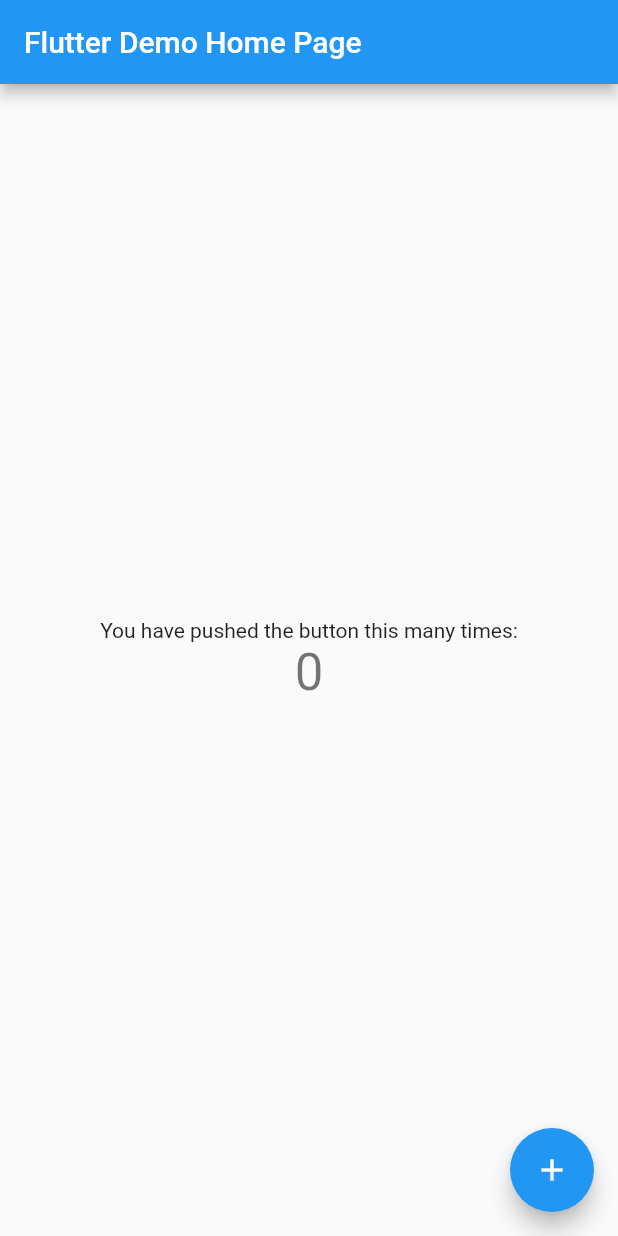
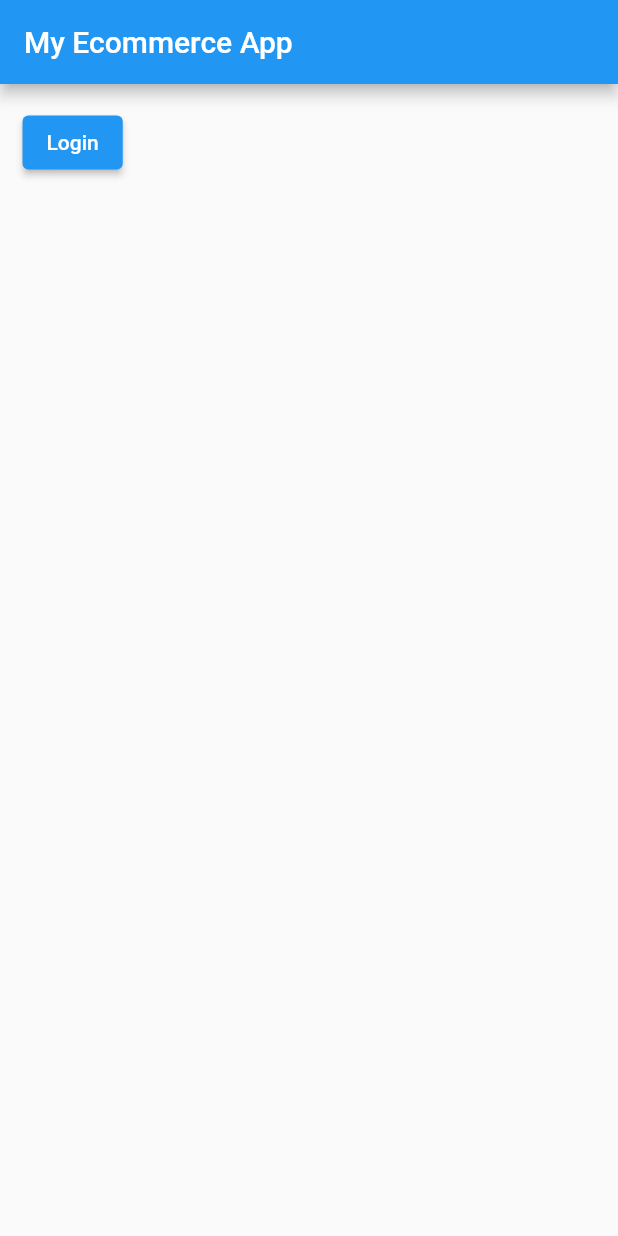
Before and after one commit to payare35/MyEcommerceApp, a Flutter app: the screen it shows after launch, on a phone screen of 412 x 824 dp. Run offline on Flutter 3.47's test engine with Material 2 defaults, Android fonts, the phone set to English and light mode, and no system bars.

Commit message:
login completed

```diff
--- a/lib/main.dart
+++ b/lib/main.dart
@@ -5,109 +5,43 @@ void main() {
 }
 
 class MyApp extends StatelessWidget {
-  // This widget is the root of your application.
+  const MyApp({Key? key}) : super(key: key);
+
   @override
   Widget build(BuildContext context) {
     return MaterialApp(
-      title: 'Flutter Demo',
-      theme: ThemeData(
-        // This is the theme of your application.
-        //
-        // Try running your application with "flutter run". You'll see the
-        // application has a blue toolbar. Then, without quitting the app, try
-        // changing the primarySwatch below to Colors.green and then invoke
-        // "hot reload" (press "r" in the console where you ran "flutter run",
-        // or simply save your changes to "hot reload" in a Flutter IDE).
-        // Notice that the counter didn't reset back to zero; the application
-        // is not restarted.
-        primarySwatch: Colors.blue,
-      ),
-      home: MyHomePage(title: 'Flutter Demo Home Page'),
+      debugShowCheckedModeBanner: false,
+      home: HomePage(),
     );
   }
 }
 
-class MyHomePage extends StatefulWidget {
-  MyHomePage({Key? key, required this.title}) : super(key: key);
-
-  // This widget is the home page of your application. It is stateful, meaning
-  // that it has a State object (defined below) that contains fields that affect
-  // how it looks.
-
-  // This class is the configuration for the state. It holds the values (in this
-  // case the title) provided by the parent (in this case the App widget) and
-  // used by the build method of the State. Fields in a Widget subclass are
-  // always marked "final".
-
-  final String title;
+class HomePage extends StatefulWidget {
+  const HomePage({Key? key}) : super(key: key);
 
   @override
-  _MyHomePageState createState() => _MyHomePageState();
+  _HomePageState createState() => _HomePageState();
 }
 
-class _MyHomePageState extends State<MyHomePage> {
-  int _counter = 0;
-
-  void _incrementCounter() {
-    setState(() {
-      // This call to setState tells the Flutter framework that something has
-      // changed in this State, which causes it to rerun the build method below
-      // so that the display can reflect the updated values. If we changed
-      // _counter without calling setState(), then the build method would not be
-      // called again, and so nothing would appear to happen.
-      _counter++;
-    });
-  }
-
+class _HomePageState extends State<HomePage> {
   @override
   Widget build(BuildContext context) {
-    // This method is rerun every time setState is called, for instance as done
-    // by the _incrementCounter method above.
-    //
-    // The Flutter framework has been optimized to make rerunning build methods
-    // fast, so that you can just rebuild anything that needs updating rather
-    // than having to individually change instances of widgets.
     return Scaffold(
       appBar: AppBar(
-        // Here we take the value from the MyHomePage object that was created by
-        // the App.build method, and use it to set our appbar title.
-        title: Text(widget.title),
+        title: Text("My Ecommerce App"),
       ),
-      body: Center(
-        // Center is a layout widget. It takes a single child and positions it
-        // in the middle of the parent.
-        child: Column(
-          // Column is also a layout widget. It takes a list of children and
-          // arranges them vertically. By default, it sizes itself to fit its
-          // children horizontally, and tries to be as tall as its parent.
-          //
-          // Invoke "debug painting" (press "p" in the console, choose the
-          // "Toggle Debug Paint" action from the Flutter Inspector in Android
-          // Studio, or the "Toggle Debug Paint" command in Visual Studio Code)
-          // to see the wireframe for each widget.
-          //
-          // Column has various properties to control how it sizes itself and
-          // how it positions its children. Here we use mainAxisAlignment to
-          // center the children vertically; the main axis here is the vertical
-          // axis because Columns are vertical (the cross axis would be
-          // horizontal).
-          mainAxisAlignment: MainAxisAlignment.center,
-          children: <Widget>[
-            Text(
-              'You have pushed the button this many times:',
-            ),
-            Text(
-              '$_counter',
-              style: Theme.of(context).textTheme.headline4,
-            ),
-          ],
-        ),
+      body: Column(
+        children: [
+          Container(
+            margin: EdgeInsets.only(left: 15, bottom: 15, top: 15),
+            child: ElevatedButton(
+                onPressed: () {
+                  print("I am login");
+                },
+                child: Text("Login")),
+          )
+        ],
       ),
-      floatingActionButton: FloatingActionButton(
-        onPressed: _incrementCounter,
-        tooltip: 'Increment',
-        child: Icon(Icons.add),
-      ), // This trailing comma makes auto-formatting nicer for build methods.
     );
   }
 }
```
